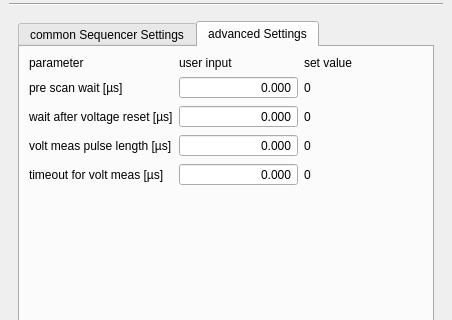
Qt form TildaHost/source/Interface/TrackParUi/Ui_TrackPar.ui (lasersphere/Tilda) before a commit; both pictures show x 0 to 452 and y 93 to 413 of the 452 by 555 pixel window.
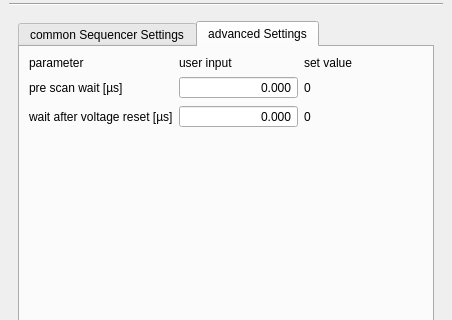
The same form after that commit. The open tabs and pages were chosen to show the change. Icons and pictures are not drawn.

Commit message: User interface for the tracks is finished.

What changed in the file:
```diff
--- a/TildaHost/source/Interface/TrackParUi/Ui_TrackPar.ui
+++ b/TildaHost/source/Interface/TrackParUi/Ui_TrackPar.ui
@@ -591,13 +591,6 @@
                </property>
               </widget>
              </item>
-             <item row="4" column="0">
-              <widget class="QLabel" name="label_measVoltTimeout_muS">
-               <property name="text">
-                <string>timeout for volt meas [µs]</string>
-               </property>
-              </widget>
-             </item>
              <item row="1" column="2">
               <widget class="QLabel" name="label_waitForKepco_muS_set">
                <property name="text">
@@ -605,13 +598,6 @@
                </property>
               </widget>
              </item>
-             <item row="3" column="0">
-              <widget class="QLabel" name="label_measVoltPulseLength_muS">
-               <property name="text">
-                <string>volt meas pulse length [µs]</string>
-               </property>
-              </widget>
-             </item>
              <item row="1" column="0">
               <widget class="QLabel" name="label_waitForKepco_muS">
                <property name="text">
@@ -651,56 +637,6 @@
                </property>
               </widget>
              </item>
-             <item row="3" column="1">
-              <widget class="QDoubleSpinBox" name="doubleSpinBox_measVoltPulseLength_muS">
-               <property name="frame">
-                <bool>true</bool>
-               </property>
-               <property name="alignment">
-                <set>Qt::AlignRight|Qt::AlignTrailing|Qt::AlignVCenter</set>
-               </property>
-               <property name="buttonSymbols">
-                <enum>QAbstractSpinBox::NoButtons</enum>
-               </property>
-               <property name="keyboardTracking">
-                <bool>false</bool>
-               </property>
-               <property name="decimals">
-                <number>3</number>
-               </property>
-               <property name="maximum">
-                <double>10000.000000000000000</double>
-               </property>
-               <property name="singleStep">
-                <double>0.500000000000000</double>
-               </property>
-              </widget>
-             </item>
-             <item row="4" column="1">
-              <widget class="QDoubleSpinBox" name="doubleSpinBox_measVoltTimeout_muS">
-               <property name="frame">
-                <bool>true</bool>
-               </property>
-               <property name="alignment">
-                <set>Qt::AlignRight|Qt::AlignTrailing|Qt::AlignVCenter</set>
-               </property>
-               <property name="buttonSymbols">
-                <enum>QAbstractSpinBox::NoButtons</enum>
-               </property>
-               <property name="keyboardTracking">
-                <bool>false</bool>
-               </property>
-               <property name="decimals">
-                <number>3</number>
-               </property>
-               <property name="maximum">
-                <double>10000.000000000000000</double>
-               </property>
-               <property name="singleStep">
-                <double>0.500000000000000</double>
-               </property>
-              </widget>
-             </item>
              <item row="0" column="0">
               <widget class="QLabel" name="label_2">
                <property name="sizePolicy">
@@ -747,21 +683,7 @@
                </property>
               </widget>
              </item>
-             <item row="3" column="2">
-              <widget class="QLabel" name="label_measVoltPulseLength_muS_set">
-               <property name="text">
-                <string>0</string>
-               </property>
-              </widget>
-             </item>
-             <item row="4" column="2">
-              <widget class="QLabel" name="label_measVoltTimeout_muS_set">
-               <property name="text">
-                <string>0</string>
-               </property>
-              </widget>
-             </item>
-             <item row="5" column="1">
+             <item row="3" column="1">
               <spacer name="verticalSpacer">
                <property name="orientation">
                 <enum>Qt::Vertical</enum>
```
The commit also changes 3 other files.
